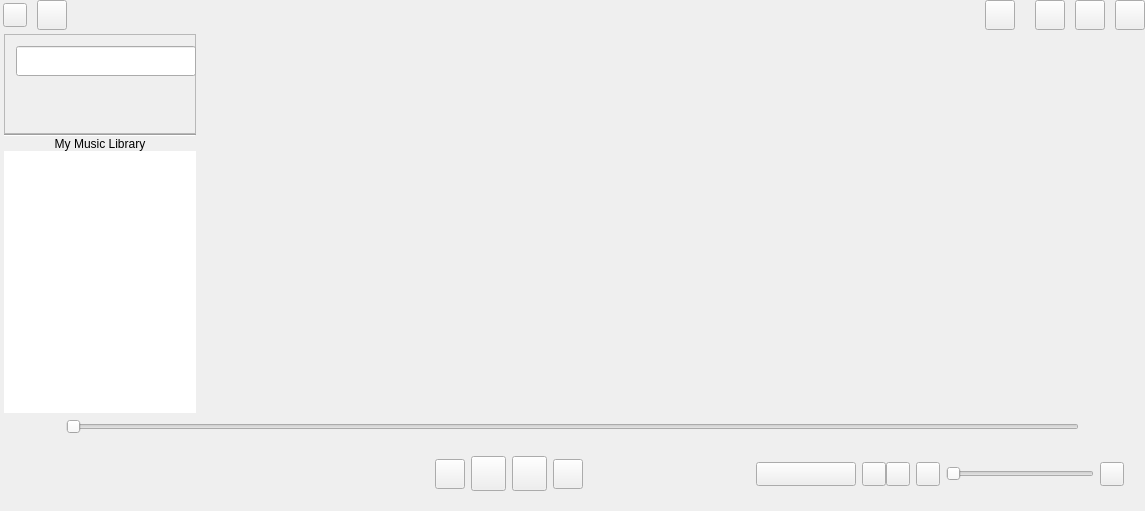
Qt form src/xamp/xamp.ui (billlin0904/xamp2) before a commit.
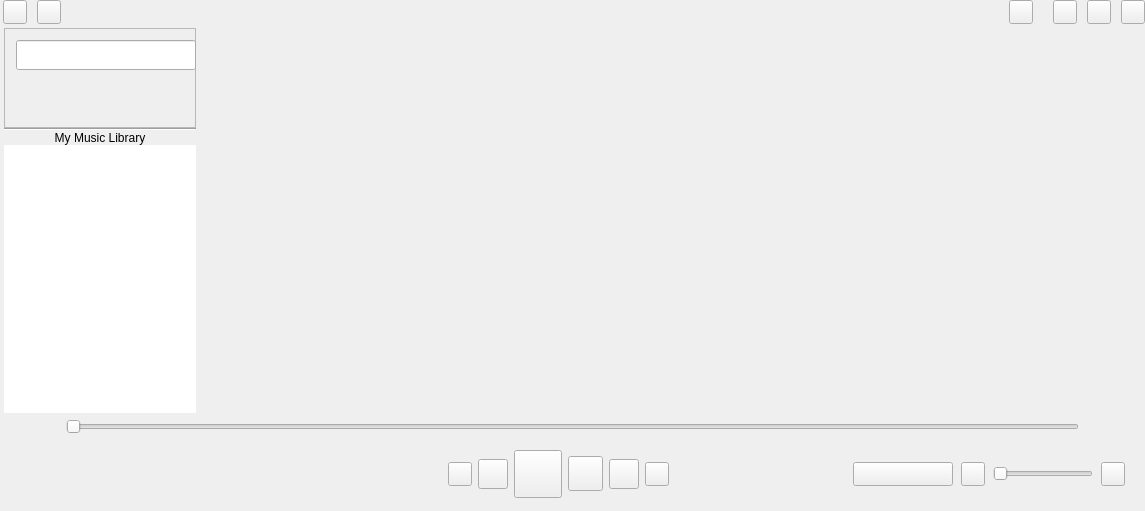
The same form after that commit. Custom widgets are drawn as their Qt base class.

```diff
--- a/src/xamp/xamp.ui
+++ b/src/xamp/xamp.ui
@@ -36,13 +36,13 @@
     <widget class="QFrame" name="volumeFrame">
      <property name="minimumSize">
       <size>
-       <width>400</width>
+       <width>300</width>
        <height>0</height>
       </size>
      </property>
      <property name="maximumSize">
       <size>
-       <width>400</width>
+       <width>300</width>
        <height>16777215</height>
       </size>
      </property>
@@ -53,8 +53,26 @@
       <enum>QFrame::Raised</enum>
      </property>
      <layout class="QVBoxLayout" name="verticalLayout_4">
+      <property name="spacing">
+       <number>0</number>
+      </property>
+      <property name="leftMargin">
+       <number>0</number>
+      </property>
+      <property name="topMargin">
+       <number>0</number>
+      </property>
+      <property name="rightMargin">
+       <number>0</number>
+      </property>
+      <property name="bottomMargin">
+       <number>0</number>
+      </property>
       <item>
        <layout class="QHBoxLayout" name="horizontalLayout_3">
+        <property name="spacing">
+         <number>0</number>
+        </property>
         <item>
          <widget class="QToolButton" name="bitPerfectButton">
           <property name="minimumSize">
@@ -71,39 +89,6 @@
           </property>
          </widget>
         </item>
-        <item>
-         <layout class="QHBoxLayout" name="horizontalLayout_5" stretch="0,0">
-          <property name="spacing">
-           <number>0</number>
-          </property>
-          <item>
-           <widget class="QToolButton" name="eqButton">
-            <property name="maximumSize">
-             <size>
-              <width>24</width>
-              <height>24</height>
-             </size>
-            </property>
-            <property name="text">
-             <string/>
-            </property>
-           </widget>
-          </item>
-          <item>
-           <widget class="QToolButton" name="repeatButton">
-            <property name="maximumSize">
-             <size>
-              <width>24</width>
-              <height>24</height>
-             </size>
-            </property>
-            <property name="text">
-             <string/>
-            </property>
-           </widget>
-          </item>
-         </layout>
-        </item>
         <item>
          <widget class="QToolButton" name="selectDeviceButton">
           <property name="minimumSize">
@@ -131,6 +116,12 @@
             <height>0</height>
            </size>
           </property>
+          <property name="maximumSize">
+           <size>
+            <width>100</width>
+            <height>16777215</height>
+           </size>
+          </property>
           <property name="orientation">
            <enum>Qt::Horizontal</enum>
           </property>
@@ -251,13 +242,13 @@
      <property name="minimumSize">
       <size>
        <width>0</width>
-       <height>30</height>
+       <height>24</height>
       </size>
      </property>
      <property name="maximumSize">
       <size>
        <width>16777215</width>
-       <height>30</height>
+       <height>24</height>
       </size>
      </property>
      <property name="frameShape">
@@ -340,14 +331,14 @@
        <widget class="QToolButton" name="settingsButton">
         <property name="minimumSize">
          <size>
-          <width>30</width>
-          <height>30</height>
+          <width>24</width>
+          <height>24</height>
          </size>
         </property>
         <property name="maximumSize">
          <size>
-          <width>30</width>
-          <height>30</height>
+          <width>24</width>
+          <height>24</height>
          </size>
         </property>
         <property name="focusPolicy">
@@ -378,14 +369,14 @@
        <widget class="QToolButton" name="themeButton">
         <property name="minimumSize">
          <size>
-          <width>30</width>
-          <height>30</height>
+          <width>24</width>
+          <height>24</height>
          </size>
         </property>
         <property name="maximumSize">
          <size>
-          <width>30</width>
-          <height>30</height>
+          <width>24</width>
+          <height>24</height>
          </size>
         </property>
         <property name="focusPolicy">
@@ -419,14 +410,14 @@
        <widget class="QToolButton" name="minWinButton">
         <property name="minimumSize">
          <size>
-          <width>30</width>
-          <height>30</height>
+          <width>24</width>
+          <height>24</height>
          </size>
         </property>
         <property name="maximumSize">
          <size>
-          <width>30</width>
-          <height>30</height>
+          <width>24</width>
+          <height>24</height>
          </size>
         </property>
         <property name="focusPolicy">
@@ -460,14 +451,14 @@
        <widget class="QToolButton" name="maxWinButton">
         <property name="minimumSize">
          <size>
-          <width>30</width>
-          <height>30</height>
+          <width>24</width>
+          <height>24</height>
          </size>
         </property>
         <property name="maximumSize">
          <size>
-          <width>30</width>
-          <height>30</height>
+          <width>24</width>
+          <height>24</height>
          </size>
         </property>
         <property name="focusPolicy">
@@ -498,14 +489,14 @@
        <widget class="QToolButton" name="closeButton">
         <property name="minimumSize">
          <size>
-          <width>30</width>
-          <height>30</height>
+          <width>24</width>
+          <height>24</height>
          </size>
         </property>
         <property name="maximumSize">
          <size>
-          <width>30</width>
-          <height>30</height>
+          <width>24</width>
+          <height>24</height>
          </size>
         </property>
         <property name="focusPolicy">
@@ -769,6 +760,19 @@
         </property>
        </spacer>
       </item>
+      <item>
+       <widget class="QToolButton" name="eqButton">
+        <property name="maximumSize">
+         <size>
+          <width>24</width>
+          <height>24</height>
+         </size>
+        </property>
+        <property name="text">
+         <string/>
+        </property>
+       </widget>
+      </item>
       <item>
        <widget class="QToolButton" name="prevButton">
         <property name="minimumSize">
@@ -792,14 +796,14 @@
        <widget class="QToolButton" name="playButton">
         <property name="minimumSize">
          <size>
-          <width>35</width>
-          <height>35</height>
+          <width>48</width>
+          <height>48</height>
          </size>
         </property>
         <property name="maximumSize">
          <size>
-          <width>35</width>
-          <height>35</height>
+          <width>48</width>
+          <height>48</height>
          </size>
         </property>
         <property name="text">
@@ -845,6 +849,19 @@
         </property>
        </widget>
       </item>
+      <item>
+       <widget class="QToolButton" name="repeatButton">
+        <property name="maximumSize">
+         <size>
+          <width>24</width>
+          <height>24</height>
+         </size>
+        </property>
+        <property name="text">
+         <string/>
+        </property>
+       </widget>
+      </item>
       <item>
        <spacer name="horizontalSpacer_3">
         <property name="orientation">
```
